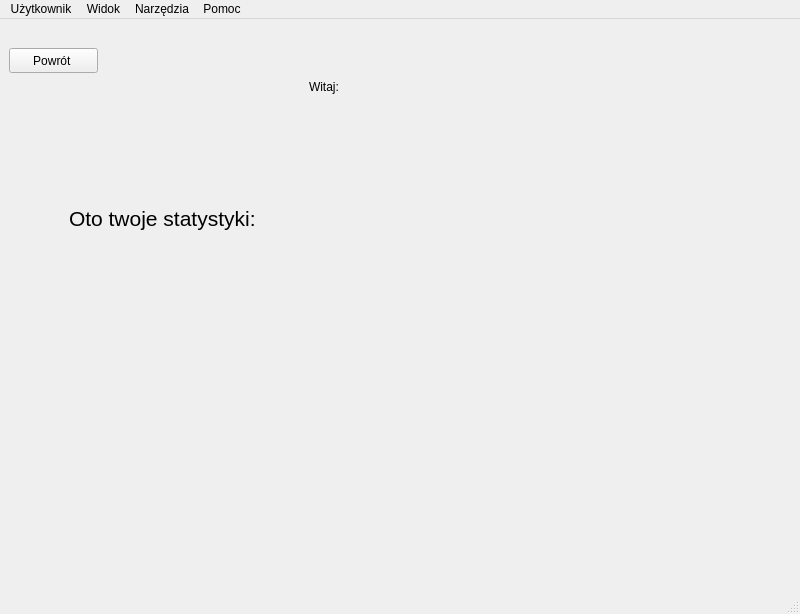
Old version of the form src/qt_ui/mainwindow.ui in the repository Michalmo12345/FlashcardQTApp.
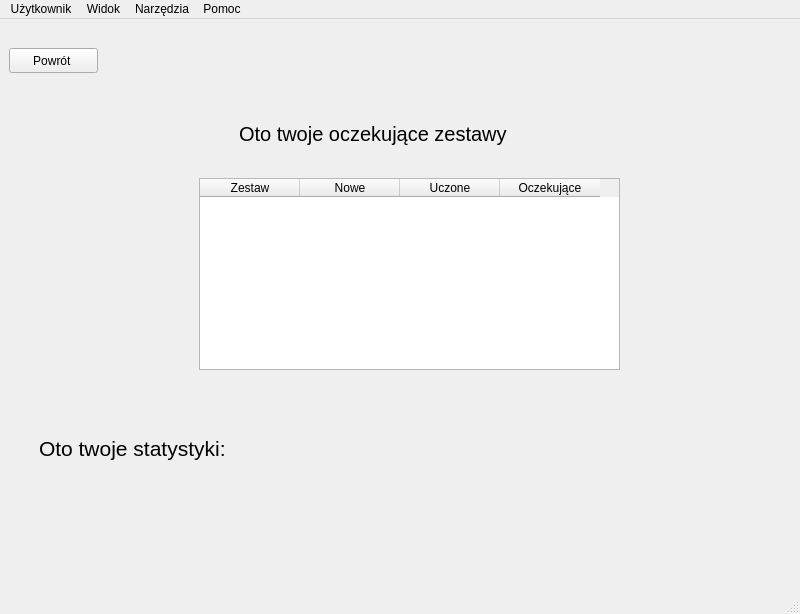
New version of the form. The open tabs and pages were chosen to show the change.

```diff
--- a/src/qt_ui/mainwindow.ui
+++ b/src/qt_ui/mainwindow.ui
@@ -514,8 +514,8 @@
        <widget class="QLabel" name="statsLabel">
         <property name="geometry">
          <rect>
-          <x>60</x>
-          <y>150</y>
+          <x>30</x>
+          <y>380</y>
           <width>211</width>
           <height>81</height>
          </rect>
@@ -545,16 +545,51 @@
        <widget class="QLabel" name="label">
         <property name="geometry">
          <rect>
-          <x>300</x>
-          <y>50</y>
-          <width>67</width>
-          <height>17</height>
+          <x>230</x>
+          <y>90</y>
+          <width>371</width>
+          <height>31</height>
          </rect>
         </property>
+        <property name="font">
+         <font>
+          <pointsize>15</pointsize>
+         </font>
+        </property>
         <property name="text">
-         <string>Witaj:</string>
+         <string>Oto twoje oczekujące zestawy</string>
         </property>
        </widget>
+       <widget class="QTableWidget" name="tableWidget">
+        <property name="geometry">
+         <rect>
+          <x>190</x>
+          <y>150</y>
+          <width>421</width>
+          <height>192</height>
+         </rect>
+        </property>
+        <column>
+         <property name="text">
+          <string>Zestaw</string>
+         </property>
+        </column>
+        <column>
+         <property name="text">
+          <string>Nowe</string>
+         </property>
+        </column>
+        <column>
+         <property name="text">
+          <string>Uczone</string>
+         </property>
+        </column>
+        <column>
+         <property name="text">
+          <string>Oczekujące</string>
+         </property>
+        </column>
+       </widget>
       </widget>
       <widget class="QWidget" name="page_5">
        <widget class="QListWidget" name="dbSetsList2">
```
Left out of the diff: 8 changed lines with no effect on the pictures.
